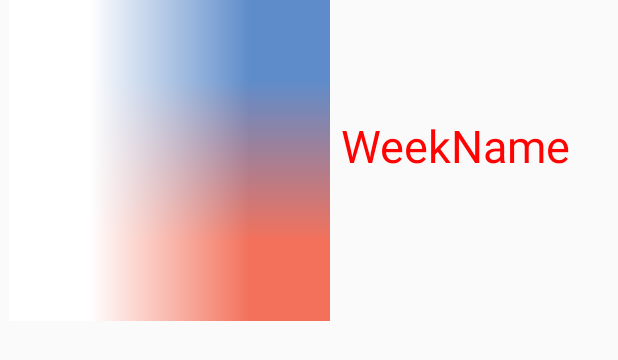
After one commit to Anantk2908/time-table-app, an Android app: the layout timetable_list.xml on its own in the app's theme, with its tools: preview values and no code run, on a phone screen of 412 x 824 dp. The commit adds this screen. Shown: the top 360 px of the screen. Run offline under Robolectric (Android 15) with nearby library versions, the phone set to English and light mode, and no system bars.

Commit message:
Improved the time table tab

```diff
--- /dev/null
+++ b/TimeTable/app/src/main/java/me/eijaz/tabstutorial/TimeTable.kt
@@ -0,0 +1,4 @@
+package me.eijaz.tabstutorial
+
+class TimeTable {
+}
--- /dev/null
+++ b/TimeTable/app/src/main/res/layout/timetable_list.xml
@@ -0,0 +1,36 @@
+<?xml version="1.0" encoding="utf-8"?>
+<RelativeLayout
+    xmlns:android="http://schemas.android.com/apk/res/android"
+    xmlns:app="http://schemas.android.com/apk/res-auto"
+    xmlns:tools="http://schemas.android.com/tools"
+    android:layout_width="match_parent"
+    android:layout_height="match_parent"
+    tools:context="me.eijaz.tabstutorial.FirstFragment">
+
+
+    <ImageView
+        android:id="@+id/TTVIEW"
+        android:layout_width="226dp"
+        android:layout_height="214dp"
+        android:layout_alignParentStart="true"
+        android:layout_alignParentLeft="true"
+        android:layout_alignParentTop="true"
+        android:src="@drawable/Monday"/>
+
+
+    <TextView
+        android:id="@+id/WEEKVIEW"
+        android:layout_width="169dp"
+        android:layout_height="65dp"
+        android:layout_alignBottom="@+id/TTVIEW"
+        android:layout_marginStart="1dp"
+        android:layout_marginLeft="1dp"
+        android:layout_marginBottom="72dp"
+        android:layout_toEndOf="@+id/TTVIEW"
+        android:layout_toRightOf="@+id/TTVIEW"
+        android:text="WeekName"
+        android:textSize="30dp"
+        android:textColor="#FF0303"/>
+
+
+</RelativeLayout>
```
Also changed, not shown: TimeTable/app/src/main/java/me/eijaz/tabstutorial/CustomAdapter.kt (added, +24 -0 lines), TimeTable/app/src/main/res/layout/fragment_first.xml (+5 -22 lines), 1 other file.
